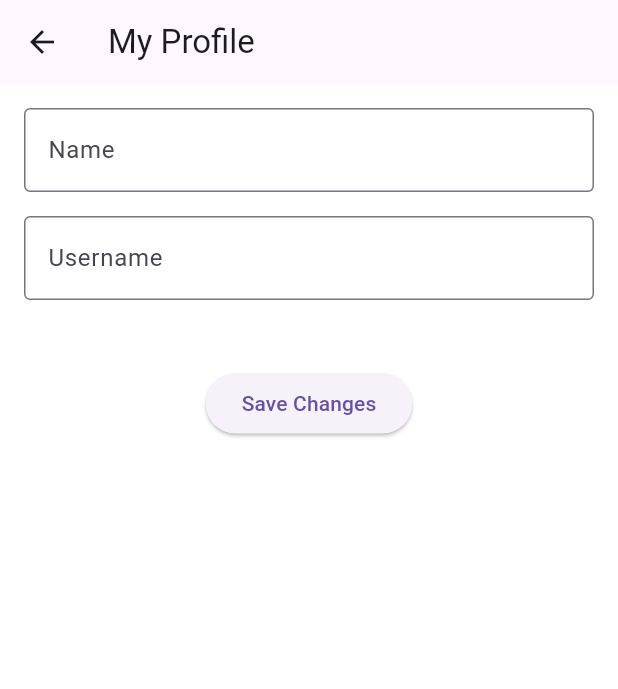
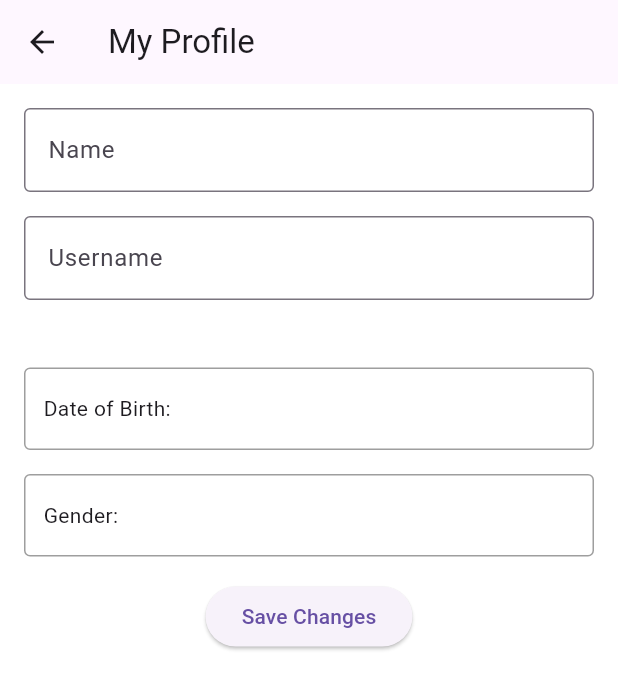
Before and after one commit to arafat-mahmud/chatspot, a Flutter app: the screen it shows once a user with an empty profile is signed in, in the side drawer, after a tap on "My Profile", on a phone screen of 412 x 824 dp. Shown: the top 689 px of the screen. Run offline on Flutter 3.47's test engine with Material 3 defaults, Android fonts, the phone set to English and light mode, and no system bars; our stand-ins replace cached_network_image, cloud_firestore, email_validator, emoji_picker_flutter, firebase_auth, firebase_core and 3 more; missing offline and left inert: cloudinary_public; accounts and stored records are empty; network calls fail.

Commit message:
feat: add date of birth and gender fields to profile page

```diff
--- a/lib/dashboard/menu/components/my_profile.dart
+++ b/lib/dashboard/menu/components/my_profile.dart
@@ -10,6 +10,8 @@ class ProfilePage extends StatefulWidget {
 class _ProfilePageState extends State<ProfilePage> {
   late TextEditingController _nameController;
   final TextEditingController _usernameController = TextEditingController();
+  String _dob = ''; // Add this for date of birth
+  String _gender = ''; // Add this for gender
 
   final FirebaseFirestore _firestore = FirebaseFirestore.instance;
   bool _isLoading = true;
@@ -36,9 +38,15 @@ class _ProfilePageState extends State<ProfilePage> {
           String savedUsername = userDoc['username'] ?? '';
           _originalUsername = savedUsername;
           _usernameController.text = savedUsername.replaceFirst('@', '');
+
+          // Add these lines to fetch dob and gender
+          _dob = userDoc['dob'] ?? 'Not specified';
+          _gender = userDoc['gender'] ?? 'Not specified';
         } else {
           _nameController.text = '';
           _usernameController.text = '';
+          _dob = 'Not specified';
+          _gender = 'Not specified';
         }
         setState(() {
           _isLoading = false;
@@ -119,6 +127,41 @@ class _ProfilePageState extends State<ProfilePage> {
               ),
             ),
             SizedBox(height: 16),
+            // Add these new fields for Date of Birth and Gender
+            Container(
+              padding: EdgeInsets.symmetric(horizontal: 12, vertical: 16),
+              decoration: BoxDecoration(
+                border: Border.all(color: Colors.grey),
+                borderRadius: BorderRadius.circular(4),
+              ),
+              child: Row(
+                children: [
+                  Text('Date of Birth: '),
+                  Text(
+                    _dob,
+                    style: TextStyle(fontWeight: FontWeight.bold),
+                  ),
+                ],
+              ),
+            ),
+            SizedBox(height: 16),
+            Container(
+              padding: EdgeInsets.symmetric(horizontal: 12, vertical: 16),
+              decoration: BoxDecoration(
+                border: Border.all(color: Colors.grey),
+                borderRadius: BorderRadius.circular(4),
+              ),
+              child: Row(
+                children: [
+                  Text('Gender: '),
+                  Text(
+                    _gender,
+                    style: TextStyle(fontWeight: FontWeight.bold),
+                  ),
+                ],
+              ),
+            ),
+            SizedBox(height: 16),
             ElevatedButton(
               onPressed: () async {
                 final user = FirebaseAuth.instance.currentUser;
@@ -128,9 +171,11 @@ class _ProfilePageState extends State<ProfilePage> {
                     String name = _nameController.text.trim();
 
                     // Check if username is modified and available
-                    String username = _usernameController.text.trim().toLowerCase();
+                    String username =
+                        _usernameController.text.trim().toLowerCase();
                     String usernameWithAt = '@$username';
-                    bool isUsernameModified = usernameWithAt != _originalUsername;
+                    bool isUsernameModified =
+                        usernameWithAt != _originalUsername;
 
                     if (isUsernameModified) {
                       if (!_isUsernameAvailable) {
@@ -147,7 +192,9 @@ class _ProfilePageState extends State<ProfilePage> {
                     // Update user data
                     await _firestore.collection('users').doc(user.uid).set({
                       'name': name,
-                      'username': isUsernameModified ? usernameWithAt : _originalUsername,
+                      'username': isUsernameModified
+                          ? usernameWithAt
+                          : _originalUsername,
                     }, SetOptions(merge: true));
 
                     print("User data updated successfully!");
```
